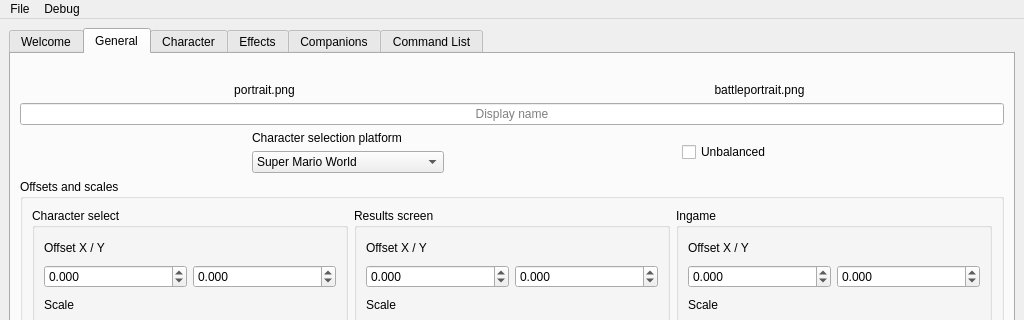
Qt form gui-tool/ui/form.ui (headshot2017/smbzg-charloader) before a commit; both pictures show x 0 to 1024 and y 0 to 320 of the 1024 by 768 pixel window.
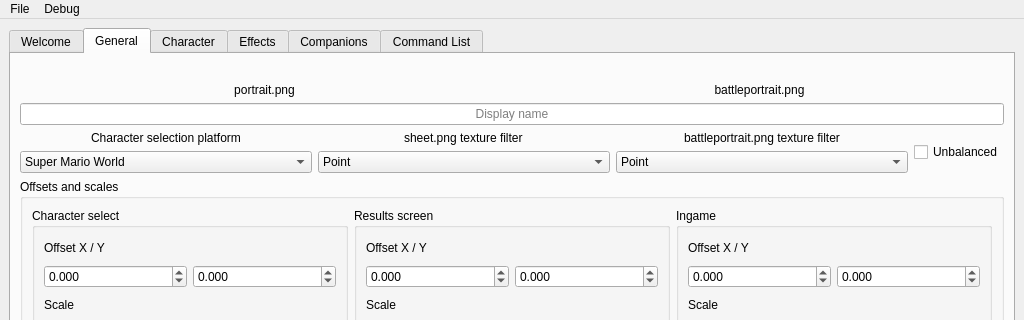
The same form after that commit. The open tabs and pages were chosen to show the change. Icons and pictures are not drawn. Custom widgets are drawn as their Qt base class.

Commit message:
allow changing texture filtering
for sheet.png and battleportrait.png

```diff
--- a/gui-tool/ui/form.ui
+++ b/gui-tool/ui/form.ui
@@ -205,7 +205,7 @@
            <layout class="QHBoxLayout" name="horizontalLayout_5">
             <item>
              <layout class="QVBoxLayout" name="verticalLayout_3">
-              <item>
+              <item alignment="Qt::AlignHCenter">
                <widget class="QLabel" name="label_9">
                 <property name="sizePolicy">
                  <sizepolicy hsizetype="Fixed" vsizetype="Fixed">
@@ -220,18 +220,6 @@
               </item>
               <item>
                <widget class="QComboBox" name="combobox_platform">
-                <property name="sizePolicy">
-                 <sizepolicy hsizetype="Fixed" vsizetype="Fixed">
-                  <horstretch>0</horstretch>
-                  <verstretch>0</verstretch>
-                 </sizepolicy>
-                </property>
-                <property name="minimumSize">
-                 <size>
-                  <width>192</width>
-                  <height>0</height>
-                 </size>
-                </property>
                 <item>
                  <property name="text">
                   <string>Super Mario World</string>
@@ -261,6 +249,78 @@
               </item>
              </layout>
             </item>
+            <item>
+             <layout class="QVBoxLayout" name="verticalLayout_7">
+              <item alignment="Qt::AlignHCenter">
+               <widget class="QLabel" name="label_10">
+                <property name="sizePolicy">
+                 <sizepolicy hsizetype="Fixed" vsizetype="Fixed">
+                  <horstretch>0</horstretch>
+                  <verstretch>0</verstretch>
+                 </sizepolicy>
+                </property>
+                <property name="text">
+                 <string>sheet.png texture filter</string>
+                </property>
+               </widget>
+              </item>
+              <item>
+               <widget class="QComboBox" name="combobox_sheetFilter">
+                <item>
+                 <property name="text">
+                  <string>Point</string>
+                 </property>
+                </item>
+                <item>
+                 <property name="text">
+                  <string>Bilinear</string>
+                 </property>
+                </item>
+                <item>
+                 <property name="text">
+                  <string>Trilinear</string>
+                 </property>
+                </item>
+               </widget>
+              </item>
+             </layout>
+            </item>
+            <item>
+             <layout class="QVBoxLayout" name="verticalLayout_8">
+              <item alignment="Qt::AlignHCenter">
+               <widget class="QLabel" name="label_11">
+                <property name="sizePolicy">
+                 <sizepolicy hsizetype="Fixed" vsizetype="Fixed">
+                  <horstretch>0</horstretch>
+                  <verstretch>0</verstretch>
+                 </sizepolicy>
+                </property>
+                <property name="text">
+                 <string>battleportrait.png texture filter</string>
+                </property>
+               </widget>
+              </item>
+              <item>
+               <widget class="QComboBox" name="combobox_battlePortraitFilter">
+                <item>
+                 <property name="text">
+                  <string>Point</string>
+                 </property>
+                </item>
+                <item>
+                 <property name="text">
+                  <string>Bilinear</string>
+                 </property>
+                </item>
+                <item>
+                 <property name="text">
+                  <string>Trilinear</string>
+                 </property>
+                </item>
+               </widget>
+              </item>
+             </layout>
+            </item>
             <item>
              <widget class="QCheckBox" name="checkbox_unbalanced">
               <property name="sizePolicy">
```
The commit also changes 5 other files.
